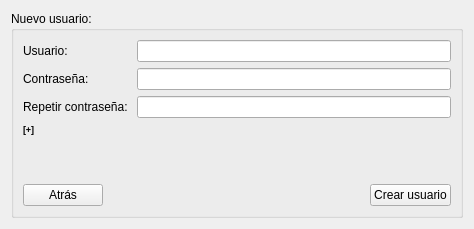
Old version of the form components/tvGames/src/modules/register.ui in the repository robocomp/euroage-tv.
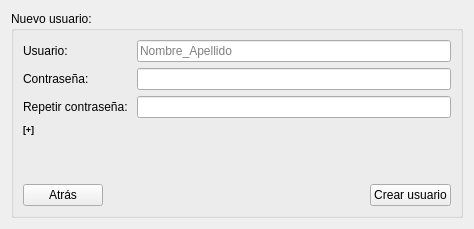
New version of the form.

```diff
--- a/components/tvGames/src/modules/register.ui
+++ b/components/tvGames/src/modules/register.ui
@@ -30,7 +30,11 @@
          </widget>
         </item>
         <item row="0" column="1">
-         <widget class="QLineEdit" name="username_lineedit_reg"/>
+         <widget class="QLineEdit" name="username_lineedit_reg">
+          <property name="placeholderText">
+           <string>Nombre_Apellido</string>
+          </property>
+         </widget>
         </item>
         <item row="1" column="1">
          <widget class="QLineEdit" name="password_lineedit_reg">
```
